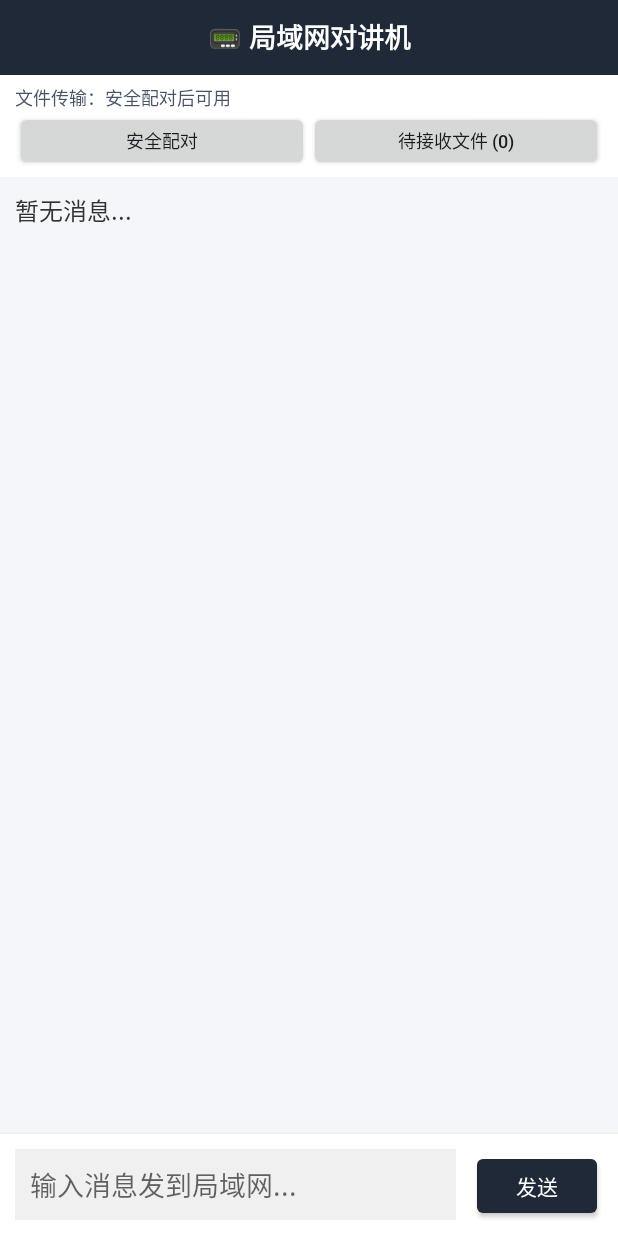
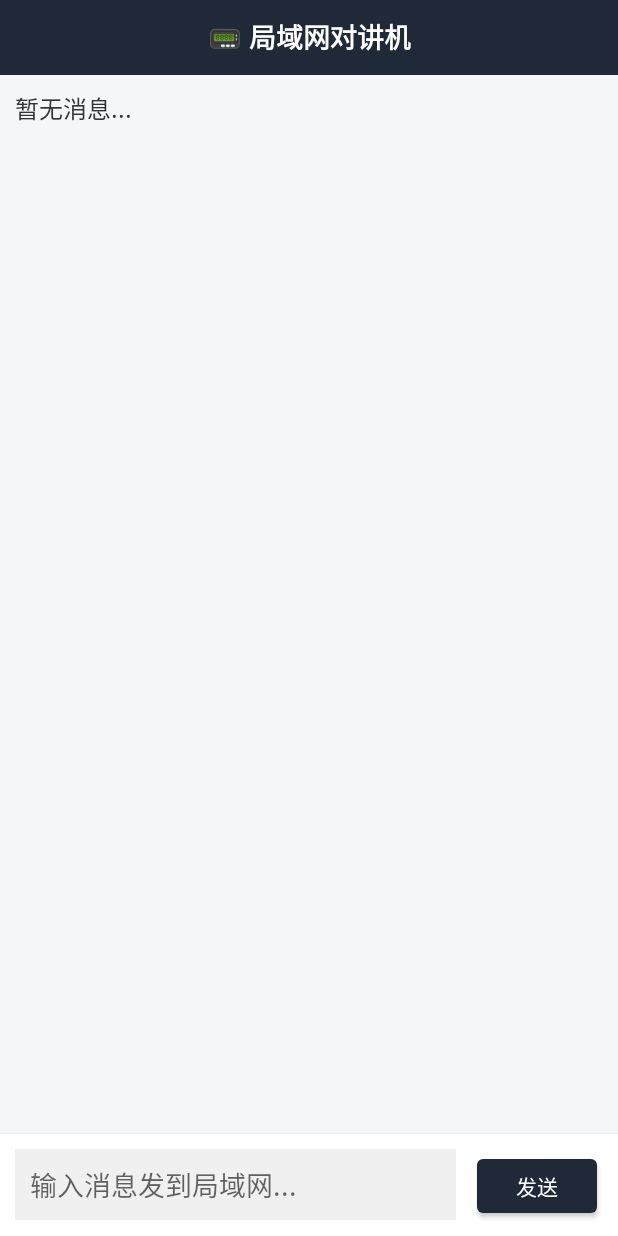
Before and after one commit to shua00/rebackmyphone3, an Android app: the ChatActivity screen opened directly, with no data from a screen before it, on a phone screen of 412 x 824 dp. Run offline under Robolectric (Android 15) with nearby library versions, the phone set to English and light mode, and no system bars.

Commit message:
Restore original chat layout without transfer controls

```diff
--- a/app/src/main/res/layout/activity_chat.xml
+++ b/app/src/main/res/layout/activity_chat.xml
@@ -27,21 +27,6 @@
         android:textSize="18sp"
         android:gravity="center"
         android:textStyle="bold" />
-
-    <LinearLayout
-        android:layout_width="match_parent" android:layout_height="wrap_content"
-        android:orientation="vertical" android:paddingStart="10dp" android:paddingEnd="10dp"
-        android:paddingTop="6dp" android:paddingBottom="4dp" android:background="#FFFFFF">
-        <TextView android:id="@+id/tvTransferStatus" android:layout_width="match_parent"
-            android:layout_height="wrap_content" android:text="文件传输：安全配对后可用"
-            android:textColor="#475569" android:textSize="12sp" />
-        <LinearLayout android:layout_width="match_parent" android:layout_height="wrap_content" android:orientation="horizontal">
-            <Button android:id="@+id/btnTransferSettings" android:layout_width="0dp" android:layout_height="40dp"
-                android:layout_weight="1" android:text="安全配对" android:textSize="12sp" />
-            <Button android:id="@+id/btnIncomingTransfers" android:layout_width="0dp" android:layout_height="40dp"
-                android:layout_weight="1" android:text="待接收文件 (0)" android:textSize="12sp" />
-        </LinearLayout>
-    </LinearLayout>
 
     <!-- 用 RelativeLayout 包裹，为了放置悬浮标签 -->
     <RelativeLayout
```
